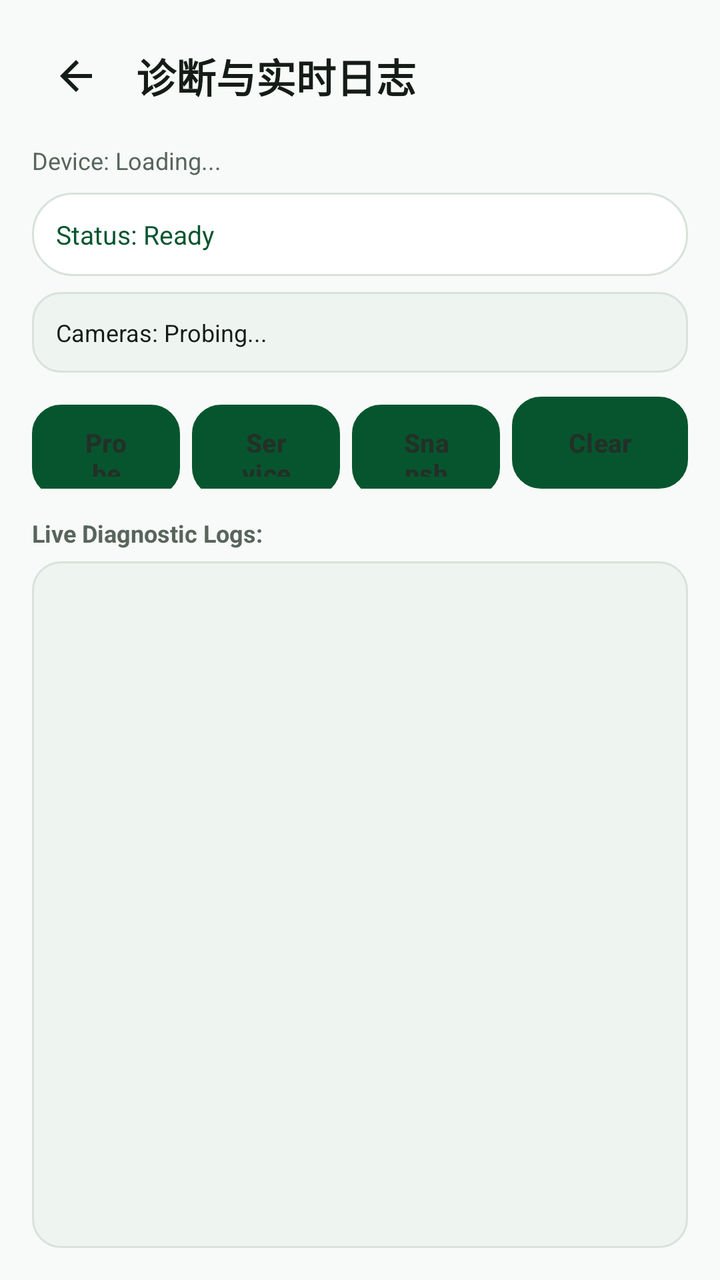
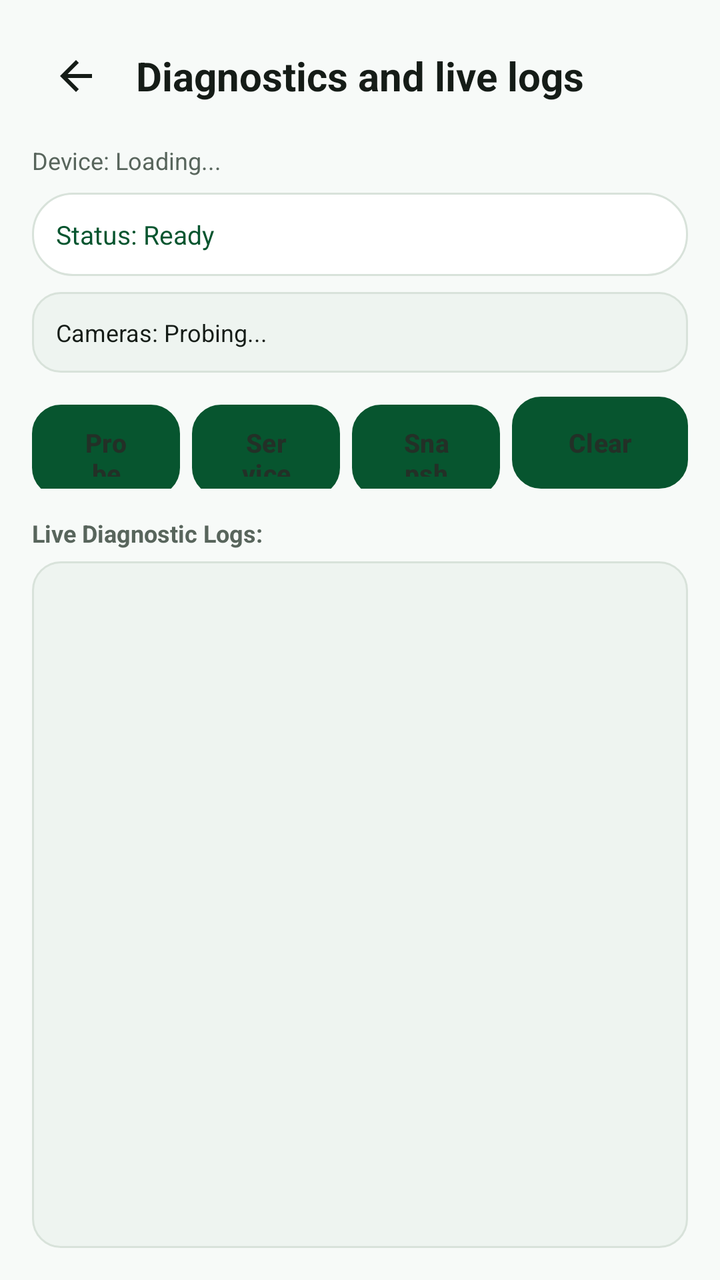

The first picture is an Android layout as it rendered before a commit; the second is the same layout after the commit. The layout source and the unified diff follow.
<!-- AndroidManifest.xml: application theme Theme.CameraAgent -->
<!-- res/layout/activity_diagnostics.xml -->
<?xml version="1.0" encoding="utf-8"?>
<LinearLayout
    xmlns:android="http://schemas.android.com/apk/res/android"
    xmlns:app="http://schemas.android.com/apk/res-auto"
    android:layout_width="match_parent"
    android:layout_height="match_parent"
    android:background="@color/ui_background"
    android:orientation="vertical"
    android:padding="16dp">

    
    <LinearLayout
        android:layout_width="match_parent"
        android:layout_height="wrap_content"
        android:gravity="center_vertical"
        android:orientation="horizontal">

        <ImageButton
            android:id="@+id/btnBack"
            android:layout_width="44dp"
            android:layout_height="44dp"
            android:background="?attr/selectableItemBackgroundBorderless"
            android:contentDescription="返回"
            android:padding="10dp"
            android:src="@drawable/ic_arrow_back"
            app:tint="@color/ui_text" />

        <TextView
            android:id="@+id/tvTitle"
            android:layout_width="0dp"
            android:layout_height="wrap_content"
            android:layout_marginStart="8dp"
            android:layout_weight="1"
            android:text="@string/diagnostics_title"
            android:textColor="@color/ui_text"
            android:textSize="20sp"
            android:textStyle="bold" />
    </LinearLayout>

    <TextView
        android:id="@+id/tvDeviceInfo"
        android:layout_width="match_parent"
        android:layout_height="wrap_content"
        android:layout_marginTop="12dp"
        android:textColor="@color/ui_text_secondary"
        android:textSize="12sp"
        android:text="Device: Loading..." />

    <TextView
        android:id="@+id/tvStatus"
        android:layout_width="match_parent"
        android:layout_height="wrap_content"
        android:layout_marginTop="8dp"
        android:background="@drawable/surface_card"
        android:padding="12dp"
        android:text="Status: Ready"
        android:textColor="@color/ui_primary"
        android:textSize="13sp" />

    <TextView
        android:id="@+id/tvCameraInfo"
        android:layout_width="match_parent"
        android:layout_height="wrap_content"
        android:layout_marginTop="8dp"
        android:background="@drawable/surface_field"
        android:padding="12dp"
        android:text="Cameras: Probing..."
        android:textColor="@color/ui_text"
        android:textSize="12sp" />

    
    <LinearLayout
        android:layout_width="match_parent"
        android:layout_height="wrap_content"
        android:layout_marginTop="12dp"
        android:orientation="horizontal">

        <Button
            android:id="@+id/btnProbe"
            android:layout_width="0dp"
            android:layout_height="46dp"
            android:layout_weight="1"
            android:text="Probe"
            android:textSize="13sp"
            android:textStyle="bold"
            android:background="@drawable/control_button"
            android:textColor="@color/control_text" />

        <Button
            android:id="@+id/btnStartService"
            android:layout_width="0dp"
            android:layout_height="46dp"
            android:layout_marginStart="6dp"
            android:layout_weight="1"
            android:text="Service"
            android:textSize="13sp"
            android:textStyle="bold"
            android:background="@drawable/control_button"
            android:textColor="@color/control_text" />

        <Button
            android:id="@+id/btnSnapshot"
            android:layout_width="0dp"
            android:layout_height="46dp"
            android:layout_marginStart="6dp"
            android:layout_weight="1"
            android:text="Snapshot"
            android:textSize="13sp"
            android:textStyle="bold"
            android:background="@drawable/control_button"
            android:textColor="@color/control_text" />

        <Button
            android:id="@+id/btnClearLogs"
            android:layout_width="wrap_content"
            android:layout_height="46dp"
            android:layout_marginStart="6dp"
            android:text="Clear"
            android:textSize="13sp"
            android:textStyle="bold"
            android:background="@drawable/control_button"
            android:textColor="@color/control_text" />
    </LinearLayout>

    <TextView
        android:layout_width="wrap_content"
        android:layout_height="wrap_content"
        android:layout_marginTop="14dp"
        android:text="Live Diagnostic Logs:"
        android:textColor="@color/ui_text_secondary"
        android:textSize="12sp"
        android:textStyle="bold" />

    <ScrollView
        android:id="@+id/svLogs"
        android:layout_width="match_parent"
        android:layout_height="0dp"
        android:layout_marginTop="6dp"
        android:layout_weight="1"
        android:background="@drawable/surface_field"
        android:padding="10dp">

        <TextView
            android:id="@+id/tvLogs"
            android:layout_width="match_parent"
            android:layout_height="wrap_content"
            android:fontFamily="monospace"
            android:textColor="@color/ui_primary"
            android:textSize="11sp" />
    </ScrollView>
</LinearLayout>
<!-- resources referenced by this layout -->
<resources>
  <color name="ui_background">#F7FAF8</color>
  <color name="ui_primary">#07552F</color>
  <color name="ui_text">#151C17</color>
  <color name="ui_text_secondary">#58655C</color>
  <!-- drawable control_button (drawable) -->
  <?xml version="1.0" encoding="utf-8"?>
  <selector xmlns:android="http://schemas.android.com/apk/res/android">
      <item android:state_selected="true">
          <shape>
              <solid android:color="@color/control_selected_bg"/>
              <corners android:radius="14dp"/>
          </shape>
      </item>
      <item android:state_checked="true">
          <shape>
              <solid android:color="@color/control_selected_bg"/>
              <corners android:radius="14dp"/>
          </shape>
      </item>
      <item android:state_pressed="true">
          <shape>
              <solid android:color="@color/ui_pressed"/>
              <corners android:radius="14dp"/>
              <stroke android:width="1dp" android:color="@color/ui_outline"/>
          </shape>
      </item>
      <item>
          <shape>
              <solid android:color="@color/control_normal_bg"/>
              <corners android:radius="14dp"/>
              <stroke android:width="1dp" android:color="@color/ui_outline"/>
          </shape>
      </item>
  </selector>
  <!-- drawable ic_arrow_back (drawable) -->
  <vector xmlns:android="http://schemas.android.com/apk/res/android"
      android:width="24dp"
      android:height="24dp"
      android:viewportWidth="24"
      android:viewportHeight="24">
    <path
        android:fillColor="#FFFFFFFF"
        android:pathData="M20,11H7.83l5.59,-5.59L12,4l-8,8 8,8 1.41,-1.41L7.83,13H20v-2z"/>
  </vector>
  <!-- drawable surface_card (drawable) -->
  <?xml version="1.0" encoding="utf-8"?>
  <shape xmlns:android="http://schemas.android.com/apk/res/android">
      <solid android:color="@color/ui_surface"/>
      <corners android:radius="20dp"/>
      <stroke android:width="1dp" android:color="@color/ui_outline"/>
      <padding android:left="16dp" android:top="16dp" android:right="16dp" android:bottom="16dp"/>
  </shape>
  <!-- drawable surface_field (drawable) -->
  <?xml version="1.0" encoding="utf-8"?>
  <shape xmlns:android="http://schemas.android.com/apk/res/android">
      <solid android:color="@color/ui_field"/>
      <corners android:radius="14dp"/>
      <stroke android:width="1dp" android:color="@color/ui_outline"/>
      <padding android:left="14dp" android:top="12dp" android:right="14dp" android:bottom="12dp"/>
  </shape>
  <string name="diagnostics_title">诊断与实时日志</string>
  <color name="control_selected_bg">#07552F</color>
  <color name="ui_pressed">#CBDBCF</color>
  <color name="ui_outline">#D8E2DA</color>
  <color name="control_normal_bg">#EEF4F0</color>
  <color name="ui_surface">#FFFFFF</color>
  <color name="ui_field">#EEF4F0</color>
  <color name="ui_on_primary">#FFFFFF</color>
  <color name="ui_primary_container">#D1E9D7</color>
  <color name="ui_on_primary_container">#00210E</color>
  <style name="Widget.CameraAgent.Switch" parent="Widget.Material3.CompoundButton.MaterialSwitch">
          <item name="thumbTint">@color/switch_thumb_selector</item>
          <item name="trackTint">@color/switch_track_selector</item>
      </style>
  <!-- unchanged entries left out for length: 1 -->
</resources>

<!-- the commit's change to res/layout/activity_diagnostics.xml (unified diff, before → after) -->
@@ -20,7 +20,7 @@
             android:layout_width="44dp"
             android:layout_height="44dp"
             android:background="?attr/selectableItemBackgroundBorderless"
-            android:contentDescription="返回"
+            android:contentDescription="@string/ui_return"
             android:padding="10dp"
             android:src="@drawable/ic_arrow_back"
             app:tint="@color/ui_text" />
@@ -44,7 +44,7 @@
         android:layout_marginTop="12dp"
         android:textColor="@color/ui_text_secondary"
         android:textSize="12sp"
-        android:text="Device: Loading..." />
+        android:text="@string/ui_device_loading" />
 
     <TextView
         android:id="@+id/tvStatus"
@@ -53,7 +53,7 @@
         android:layout_marginTop="8dp"
         android:background="@drawable/surface_card"
         android:padding="12dp"
-        android:text="Status: Ready"
+        android:text="@string/ui_status_ready"
         android:textColor="@color/ui_primary"
         android:textSize="13sp" />
 
@@ -64,7 +64,7 @@
         android:layout_marginTop="8dp"
         android:background="@drawable/surface_field"
         android:padding="12dp"
-        android:text="Cameras: Probing..."
+        android:text="@string/ui_cameras_probing"
         android:textColor="@color/ui_text"
         android:textSize="12sp" />
 
@@ -80,7 +80,7 @@
             android:layout_width="0dp"
             android:layout_height="46dp"
             android:layout_weight="1"
-            android:text="Probe"
+            android:text="@string/ui_probe"
             android:textSize="13sp"
             android:textStyle="bold"
             android:background="@drawable/control_button"
@@ -92,7 +92,7 @@
             android:layout_height="46dp"
             android:layout_marginStart="6dp"
             android:layout_weight="1"
-            android:text="Service"
+            android:text="@string/ui_service_2"
             android:textSize="13sp"
             android:textStyle="bold"
             android:background="@drawable/control_button"
@@ -104,7 +104,7 @@
             android:layout_height="46dp"
             android:layout_marginStart="6dp"
             android:layout_weight="1"
-            android:text="Snapshot"
+            android:text="@string/ui_snapshot"
             android:textSize="13sp"
             android:textStyle="bold"
             android:background="@drawable/control_button"
@@ -115,7 +115,7 @@
             android:layout_width="wrap_content"
             android:layout_height="46dp"
             android:layout_marginStart="6dp"
-            android:text="Clear"
+            android:text="@string/ui_clear"
             android:textSize="13sp"
             android:textStyle="bold"
             android:background="@drawable/control_button"
@@ -126,7 +126,7 @@
         android:layout_width="wrap_content"
         android:layout_height="wrap_content"
         android:layout_marginTop="14dp"
-        android:text="Live Diagnostic Logs:"
+        android:text="@string/ui_live_diagnostic_logs"
         android:textColor="@color/ui_text_secondary"
         android:textSize="12sp"
         android:textStyle="bold" />
<!-- resource entries referenced after the edit -->
@@ -36,6 +36,7 @@
   </selector>
   <!-- drawable ic_arrow_back (drawable) -->
   <vector xmlns:android="http://schemas.android.com/apk/res/android"
+      android:autoMirrored="true"
       android:width="24dp"
       android:height="24dp"
       android:viewportWidth="24"
@@ -60,7 +61,16 @@
       <stroke android:width="1dp" android:color="@color/ui_outline"/>
       <padding android:left="14dp" android:top="12dp" android:right="14dp" android:bottom="12dp"/>
   </shape>
-  <string name="diagnostics_title">诊断与实时日志</string>
+  <string name="diagnostics_title">"Diagnostics and live logs"</string>
+  <string name="ui_cameras_probing">"Cameras: Probing..."</string>
+  <string name="ui_clear">"Clear"</string>
+  <string name="ui_device_loading">"Device: Loading..."</string>
+  <string name="ui_live_diagnostic_logs">"Live Diagnostic Logs:"</string>
+  <string name="ui_probe">"Probe"</string>
+  <string name="ui_return">"Return"</string>
+  <string name="ui_service_2">"Service"</string>
+  <string name="ui_snapshot">"Snapshot"</string>
+  <string name="ui_status_ready">"Status: Ready"</string>
   <color name="control_selected_bg">#07552F</color>
   <color name="ui_pressed">#CBDBCF</color>
   <color name="ui_outline">#D8E2DA</color>
